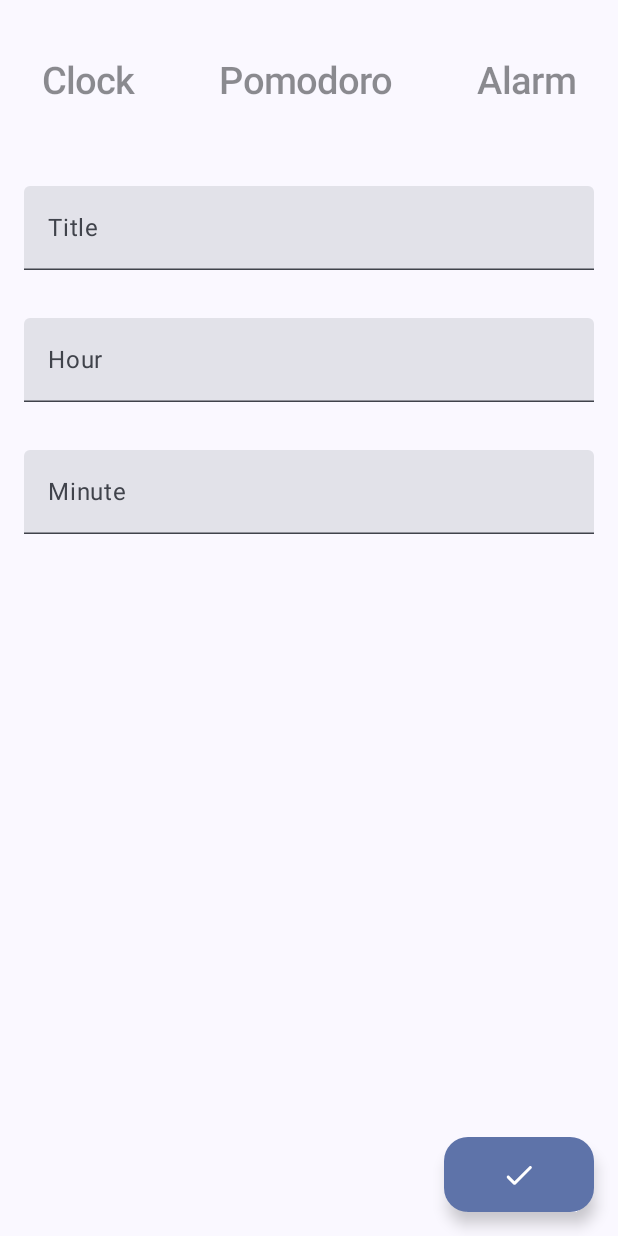
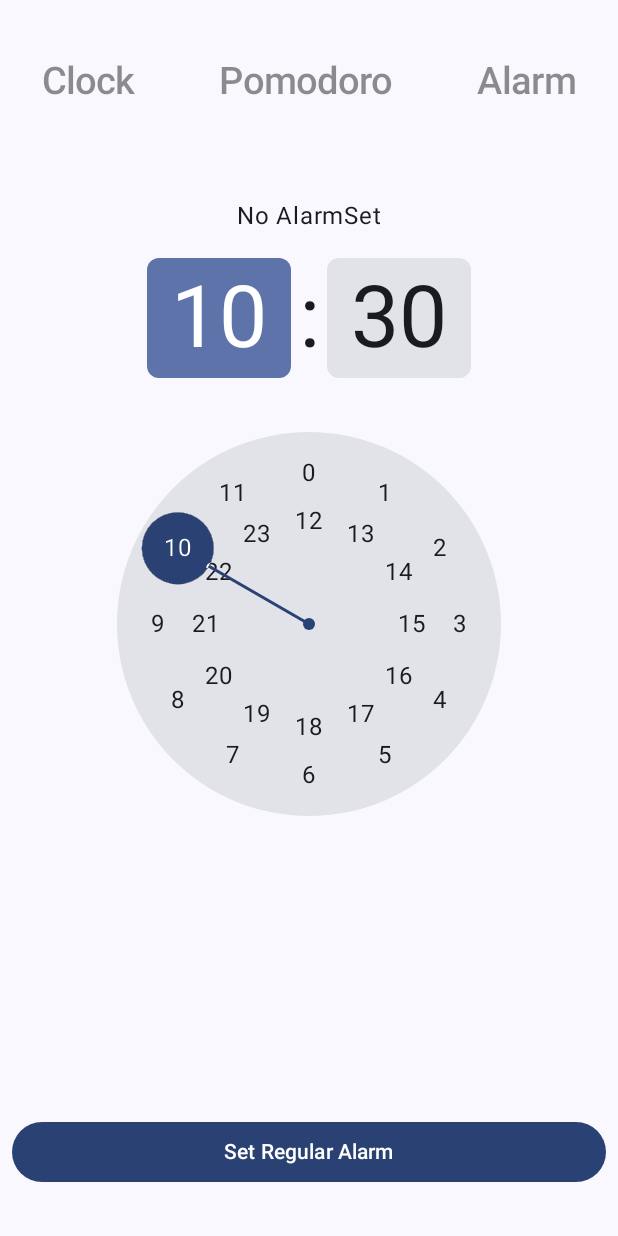
Before and after one commit to Niyush-04/pbl_clocky, an Android app built with Jetpack Compose: the CreateAlarmScreen screen opened through its navigation route, on a phone screen of 412 x 824 dp. Run offline under Robolectric (Android 15) with nearby library versions, the phone set to English and light mode, and no system bars; our stand-ins replace Dagger/Hilt's generated code, Room's generated code, livedata-compose.

Commit message:
work on alarm

```diff
--- a/app/build.gradle.kts
+++ b/app/build.gradle.kts
@@ -62,6 +62,7 @@ dependencies {
     implementation(libs.androidx.ui.graphics)
     implementation(libs.androidx.ui.tooling.preview)
     implementation(libs.androidx.material3)
+    implementation(libs.androidx.appcompat)
     testImplementation(libs.junit)
     androidTestImplementation(libs.androidx.junit)
     androidTestImplementation(libs.androidx.espresso.core)
--- a/app/src/main/java/itm/pbl/clocky/MainActivity.kt
+++ b/app/src/main/java/itm/pbl/clocky/MainActivity.kt
@@ -3,10 +3,10 @@ package itm.pbl.clocky
 import android.Manifest
 import android.os.Build
 import android.os.Bundle
-import androidx.activity.ComponentActivity
 import androidx.activity.compose.setContent
 import androidx.activity.viewModels
 import androidx.annotation.RequiresApi
+import androidx.appcompat.app.AppCompatActivity
 import androidx.compose.foundation.layout.Arrangement
 import androidx.compose.foundation.layout.Column
 import androidx.compose.foundation.layout.Row
@@ -27,6 +27,7 @@ import androidx.compose.ui.Modifier
 import androidx.compose.ui.text.TextStyle
 import androidx.compose.ui.text.font.FontFamily
 import androidx.compose.ui.text.font.FontWeight
+import androidx.compose.ui.tooling.preview.Preview
 import androidx.compose.ui.unit.dp
 import androidx.compose.ui.unit.sp
 import androidx.lifecycle.ViewModel
@@ -42,7 +43,7 @@ import com.google.accompanist.permissions.ExperimentalPermissionsApi
 import com.google.accompanist.permissions.isGranted
 import com.google.accompanist.permissions.rememberPermissionState
 import dagger.hilt.android.AndroidEntryPoint
-import itm.pbl.clocky.data.AlarmDatabase
+import itm.pbl.clocky.data.alarm.AlarmDatabase
 import itm.pbl.clocky.navigation.ClockyNavigationGraph
 import itm.pbl.clocky.navigation.Constants
 import itm.pbl.clocky.navigation.Screens
@@ -50,7 +51,7 @@ import itm.pbl.clocky.presentation.alarm.AlarmViewModel
 import itm.pbl.clocky.ui.theme.ClockyTheme
 
 @AndroidEntryPoint
-class MainActivity : ComponentActivity() {
+class MainActivity : AppCompatActivity() {
 
     private val database by lazy {
         Room.databaseBuilder(
@@ -75,7 +76,6 @@ class MainActivity : ComponentActivity() {
     override fun onCreate(savedInstanceState: Bundle?) {
         super.onCreate(savedInstanceState)
         setContent {
-
             val permissionState =
                 rememberPermissionState(permission = Manifest.permission.POST_NOTIFICATIONS)
 
@@ -86,7 +86,6 @@ class MainActivity : ComponentActivity() {
             }
 
             ClockyTheme {
-
                 val navController = rememberNavController()
                 Scaffold(
                     modifier = Modifier.fillMaxSize(),
@@ -104,7 +103,8 @@ class MainActivity : ComponentActivity() {
                             navController = navController,
                             startDestination = Constants.CLOCK_SCREEN,
                             state = state,
-                            onEvent = viewModel::onEvent
+                            onEvent = viewModel::onEvent,
+                            activity = this
                         )
                     }
                 }
@@ -112,7 +112,6 @@ class MainActivity : ComponentActivity() {
         }
     }
 }
-
 
 @Composable
 fun BottomBar(navController: NavHostController) {
--- a/app/src/main/java/itm/pbl/clocky/data/Alarm.kt
+++ b/app/src/main/java/itm/pbl/clocky/data/alarm/Alarm.kt
@@ -1,4 +1,4 @@
-package itm.pbl.clocky.data
+package itm.pbl.clocky.data.alarm
 
 import androidx.room.Entity
 import androidx.room.PrimaryKey
--- a/app/src/main/java/itm/pbl/clocky/data/AlarmDao.kt
+++ b/app/src/main/java/itm/pbl/clocky/data/alarm/AlarmDao.kt
@@ -1,4 +1,4 @@
-package itm.pbl.clocky.data
+package itm.pbl.clocky.data.alarm
 
 import androidx.room.Dao
 import androidx.room.Delete
--- a/app/src/main/java/itm/pbl/clocky/data/AlarmDatabase.kt
+++ b/app/src/main/java/itm/pbl/clocky/data/alarm/AlarmDatabase.kt
@@ -1,4 +1,4 @@
-package itm.pbl.clocky.data
+package itm.pbl.clocky.data.alarm
 
 import androidx.room.Database
 import androidx.room.RoomDatabase
--- a/app/src/main/java/itm/pbl/clocky/navigation/ClockyNavigationGraph.kt
+++ b/app/src/main/java/itm/pbl/clocky/navigation/ClockyNavigationGraph.kt
@@ -1,12 +1,17 @@
 package itm.pbl.clocky.navigation
 
+import androidx.appcompat.app.AppCompatActivity
 import androidx.compose.runtime.Composable
+import androidx.lifecycle.viewmodel.compose.viewModel
 import androidx.navigation.NavHostController
 import androidx.navigation.compose.NavHost
 import androidx.navigation.compose.composable
+import itm.pbl.clocky.MainActivity
+import itm.pbl.clocky.presentation.alarm.ABoolViewModel
 import itm.pbl.clocky.presentation.alarm.AlarmEvent
 import itm.pbl.clocky.presentation.alarm.AlarmScreen
 import itm.pbl.clocky.presentation.alarm.AlarmState
+import itm.pbl.clocky.presentation.alarm.AlarmViewModel1
 import itm.pbl.clocky.presentation.alarm.CreateAlarmScreen
 import itm.pbl.clocky.presentation.clock.ClockScreen
 import itm.pbl.clocky.presentation.pomodoro.PomodoroScreen
@@ -16,8 +21,12 @@ fun ClockyNavigationGraph(
     navController: NavHostController,
     startDestination: String,
     state: AlarmState,
-    onEvent: (AlarmEvent) -> Unit
+    onEvent: (AlarmEvent) -> Unit,
+    activity: AppCompatActivity
 ) {
+
+    val alarmViewModel: AlarmViewModel1 = viewModel()
+    val regBoolViewModel: ABoolViewModel = viewModel()
 
     NavHost(
         navController = navController,
@@ -39,9 +48,9 @@ fun ClockyNavigationGraph(
         }
         composable(route = Constants.CREATE_ALARM_SCREEN) {
             CreateAlarmScreen(
-                state = state,
-                navController = navController,
-                onEvent = onEvent
+                activity = activity,
+                alarmViewModel = alarmViewModel,
+                regBoolViewModel = regBoolViewModel
             )
         }
     }
--- a/app/src/main/java/itm/pbl/clocky/presentation/alarm/AlarmEvents.kt
+++ b/app/src/main/java/itm/pbl/clocky/presentation/alarm/AlarmEvents.kt
@@ -1,6 +1,6 @@
 package itm.pbl.clocky.presentation.alarm
 
-import itm.pbl.clocky.data.Alarm
+import itm.pbl.clocky.data.alarm.Alarm
 
 sealed interface AlarmEvent {
     data class DeleteAlarm(val alarm: Alarm): AlarmEvent
--- a/app/src/main/java/itm/pbl/clocky/presentation/alarm/AlarmState.kt
+++ b/app/src/main/java/itm/pbl/clocky/presentation/alarm/AlarmState.kt
@@ -2,7 +2,7 @@ package itm.pbl.clocky.presentation.alarm
 
 import androidx.compose.runtime.MutableState
 import androidx.compose.runtime.mutableStateOf
-import itm.pbl.clocky.data.Alarm
+import itm.pbl.clocky.data.alarm.Alarm
 
 data class AlarmState(
     val alarms: List<Alarm> = emptyList(),
--- a/app/src/main/java/itm/pbl/clocky/presentation/alarm/AlarmViewModel.kt
+++ b/app/src/main/java/itm/pbl/clocky/presentation/alarm/AlarmViewModel.kt
@@ -3,8 +3,8 @@ package itm.pbl.clocky.presentation.alarm
 import androidx.compose.runtime.mutableStateOf
 import androidx.lifecycle.ViewModel
 import androidx.lifecycle.viewModelScope
-import itm.pbl.clocky.data.Alarm
-import itm.pbl.clocky.data.AlarmDao
+import itm.pbl.clocky.data.alarm.Alarm
+import itm.pbl.clocky.data.alarm.AlarmDao
 import kotlinx.coroutines.ExperimentalCoroutinesApi
 import kotlinx.coroutines.flow.MutableStateFlow
 import kotlinx.coroutines.flow.SharingStarted
--- a/app/src/main/java/itm/pbl/clocky/presentation/alarm/CreateAlarmScreen.kt
+++ b/app/src/main/java/itm/pbl/clocky/presentation/alarm/CreateAlarmScreen.kt
@@ -1,107 +1,175 @@
 package itm.pbl.clocky.presentation.alarm
 
+import android.app.AlarmManager
+import android.app.PendingIntent
+import android.content.Context
+import android.content.Intent
+import androidx.appcompat.app.AppCompatActivity
+import androidx.compose.foundation.layout.Box
 import androidx.compose.foundation.layout.Column
+import androidx.compose.foundation.layout.Spacer
 import androidx.compose.foundation.layout.fillMaxSize
 import androidx.compose.foundation.layout.fillMaxWidth
+import androidx.compose.foundation.layout.navigationBarsPadding
 import androidx.compose.foundation.layout.padding
-import androidx.compose.foundation.layout.size
-import androidx.compose.material.icons.Icons
-import androidx.compose.material.icons.rounded.Check
-import androidx.compose.material3.FloatingActionButton
-import androidx.compose.material3.Icon
-import androidx.compose.material3.Scaffold
+import androidx.compose.material3.Button
+import androidx.compose.material3.ExperimentalMaterial3Api
 import androidx.compose.material3.Text
-import androidx.compose.material3.TextField
+import androidx.compose.material3.TimePicker
+import androidx.compose.material3.TimePickerState
 import androidx.compose.runtime.Composable
+import androidx.compose.runtime.getValue
+import androidx.compose.runtime.mutableStateOf
+import androidx.compose.runtime.remember
+import androidx.compose.runtime.setValue
+import androidx.compose.ui.Alignment
 import androidx.compose.ui.Modifier
-import androidx.compose.ui.text.TextStyle
-import androidx.compose.ui.text.font.FontWeight
 import androidx.compose.ui.unit.dp
-import androidx.compose.ui.unit.sp
-import androidx.navigation.NavController
+import androidx.lifecycle.ViewModel
+import itm.pbl.clocky.alarmManager.AlarmReceiver
+import itm.pbl.clocky.alarmManager.setAlarm
+import java.time.LocalTime
+import java.util.Calendar
 
+@OptIn(ExperimentalMaterial3Api::class)
 @Composable
 fun CreateAlarmScreen(
-    state: AlarmState,
-    navController: NavController,
-    onEvent: (AlarmEvent) -> Unit
+    activity: AppCompatActivity,
+    alarmViewModel: AlarmViewModel1,
+    regBoolViewModel: ABoolViewModel
 ) {
+    val currentTime = Calendar.getInstance()
 
-    Scaffold(
-        floatingActionButton = {
-            FloatingActionButton(
-                modifier = Modifier.size(100.dp,50.dp),
-                onClick = {
-                onEvent(
-                    AlarmEvent.SaveAlarm(
-                        hour = state.hour.value,
-                        minute = state.hour.value,
-                        title = state.title.value
-                    ))
-                navController.popBackStack()
-            }) {
-                Icon(
-                    imageVector = Icons.Rounded.Check,
-                    contentDescription = "Save Alarm"
+
+    var regAlarmTime by remember {
+        alarmViewModel::regAlarmTime
+    }
+
+    var regAlarmSet by remember {
+        regBoolViewModel::regAlarmSet
+    }
+
+    val timePickerState = remember {
+        TimePickerState(
+            is24Hour = true,
+            initialHour = currentTime.get(Calendar.HOUR_OF_DAY),
+            initialMinute = currentTime.get(Calendar.MINUTE)
+        )
+
+    }
+
+    Box(
+        modifier = Modifier
+            .padding(8.dp)
+            .fillMaxSize()
+            .navigationBarsPadding(),
+        contentAlignment = Alignment.TopCenter
+    ) {
+        Column(horizontalAlignment = Alignment.CenterHorizontally) {
+            Spacer(modifier = Modifier.padding(8.dp))
+
+            if (regAlarmSet) {
+                Text(
+                text = "Selected Time $regAlarmTime",
+                )
+            } else  {
+                Text(
+                text = "No AlarmSet"
                 )
             }
+
+            Spacer(modifier = Modifier.padding(8.dp))
+            Box(
+                modifier = Modifier
+                    .weight(3f)
+            ) {
+                TimePicker(
+                    state = timePickerState
+                )
             }
-    ){
-        paddingValues ->
-        Column(
+
+            if(!regAlarmSet){
+                Button(
+                    onClick = {
+                        val hour = timePickerState.hour
+                        val minute = timePickerState.minute
+
+                        regAlarmTime = "%02d:%02d".format(hour, minute)
+                        regAlarmSet = !regAlarmSet
+                        setAlarm(activity, hour, minute)
+
+                    },
                     modifier = Modifier
-                .padding(paddingValues)
-                .fillMaxSize()
+                        .padding(vertical = 24.dp)
+                        .fillMaxWidth()
+
                 ) {
-            TextField(
+                    Text("Set Regular Alarm")
+                }
+            }
+
+            // Cancel Alarm - if alarm is set, alarmSet Bool is true, so button functionality
+            // is only to cancel.
+            if (regAlarmSet) {
+                Button(
+                    onClick = {
+                        cancelAlarm(activity)
+                        regAlarmSet = !regAlarmSet
+                    },
                     modifier = Modifier
+                        .padding(vertical = 24.dp)
                         .fillMaxWidth()
-                    .padding(16.dp),
-                value = state.title.value,
-                onValueChange = {
-                    state.title.value = it
-                },
-                textStyle = TextStyle(
-                    fontWeight = FontWeight.SemiBold,
-                    fontSize = 17.sp
-                ),
-                placeholder = {
-                    Text(text = "Title")
+
+                ) {
+                    Text("Cancel Regular Alarm")
                 }
+            }
+
+        }
+
+    }
+
+
+}
+
+
+
+//Cancel alarm
+fun cancelAlarm(context: Context) {
+
+    val alarmManager = context.getSystemService(Context.ALARM_SERVICE) as AlarmManager
+    val alarmIntent = Intent(context, AlarmReceiver::class.java).apply {
+        putExtra("NotificationMessage", "Test")
+    }
+
+    // Create pending intent with same name and requestCode to cancel.
+    val alarmPendingintent = PendingIntent
+        .getBroadcast(
+            context,
+            0,
+            alarmIntent,
+            PendingIntent.FLAG_UPDATE_CURRENT or PendingIntent.FLAG_IMMUTABLE
         )
 
-            TextField(
-                modifier = Modifier
-                    .fillMaxWidth()
-                    .padding(16.dp),
-                value = state.hour.value,
-                onValueChange = {
-                    state.hour.value = it
-                },
-                textStyle = TextStyle(
-                    fontWeight = FontWeight.SemiBold,
-                    fontSize = 17.sp
-                ),
-                placeholder = {
-                    Text(text = "Hour")
+    alarmManager.cancel(alarmPendingintent)
+
 }
-            )
-            TextField(
-                modifier = Modifier
-                    .fillMaxWidth()
-                    .padding(16.dp),
-                value = state.minute.value,
-                onValueChange = {
-                    state.minute.value = it
-                },
-                textStyle = TextStyle(
-                    fontWeight = FontWeight.SemiBold,
-                    fontSize = 17.sp
-                ),
-                placeholder = {
-                    Text(text = "Minute")
+
+
+// View Model to store the user selected regular alarm time.
+class AlarmViewModel1 : ViewModel() {
+
+    var regAlarmTime: String by mutableStateOf(LocalTime.NOON.toString())
 }
-            )
+
+class ABoolViewModel : ViewModel() {
+    var regAlarmSet: Boolean by  mutableStateOf(false)
 }
+
+class DynamicViewModel : ViewModel() {
+    var dynAlarmTime: String by mutableStateOf("08:00")
 }
+
+class DBoolViewModel : ViewModel() {
+    var dynAlarmSet: Boolean by  mutableStateOf(false)
 }
--- a/app/src/main/java/itm/pbl/clocky/presentation/pomodoro/PomodoroScreen.kt
+++ b/app/src/main/java/itm/pbl/clocky/presentation/pomodoro/PomodoroScreen.kt
@@ -34,6 +34,7 @@ import androidx.compose.ui.tooling.preview.Preview
 import androidx.compose.ui.unit.dp
 import androidx.compose.ui.unit.sp
 import androidx.lifecycle.viewmodel.compose.viewModel
+import itm.pbl.clocky.notification.NotificationService
 import itm.pbl.clocky.util.CustomCircularProgressIndicator
 
 @Composable
--- a/gradle/libs.versions.toml
+++ b/gradle/libs.versions.toml
@@ -14,6 +14,7 @@ materialIconsExtended = "1.6.7"
 navigationCompose = "2.7.7"
 roomKtx = "2.6.1"
 runtimeLivedata = "1.6.7"
+appcompat = "1.7.0"
 
 [libraries]
 accompanist-permissions = { module = "com.google.accompanist:accompanist-permissions", version.ref = "accompanistPermissions" }
@@ -39,6 +40,7 @@ androidx-ui-tooling-preview = { group = "androidx.compose.ui", name = "ui-toolin
 androidx-ui-test-manifest = { group = "androidx.compose.ui", name = "ui-test-manifest" }
 androidx-ui-test-junit4 = { group = "androidx.compose.ui", name = "ui-test-junit4" }
 androidx-material3 = { group = "androidx.compose.material3", name = "material3" }
+androidx-appcompat = { group = "androidx.appcompat", name = "appcompat", version.ref = "appcompat" }
 
 [plugins]
 androidApplication = { id = "com.android.application", version.ref = "agp" }
```
Also changed, not shown: app/src/main/AndroidManifest.xml (+8 -2 lines), app/src/main/java/itm/pbl/clocky/alarmManager/AlarmActivity.kt (added, +109 -0 lines), app/src/main/java/itm/pbl/clocky/alarmManager/AlarmReceiver.kt (added, +15 -0 lines), app/src/main/java/itm/pbl/clocky/alarmManager/AlarmService.kt (added, +56 -0 lines), app/src/main/java/itm/pbl/clocky/alarmManager/AlarmSetter.kt (added, +50 -0 lines), app/src/main/java/itm/pbl/clocky/notification/NotificationService.kt (renamed from app/src/main/java/itm/pbl/clocky/presentation/pomodoro/NotificationService.kt, +4 -3 lines), 1 other file. Lines whose indentation alone changed are shown as unchanged.
